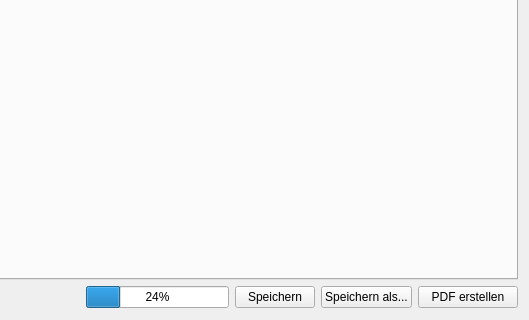
First picture: the form in designer/CharakterMain.ui, repository Aeolitus/Sephrasto, before the edit; both pictures show x 600 to 1129 and y 583 to 903 of the 1129 by 903 pixel window.
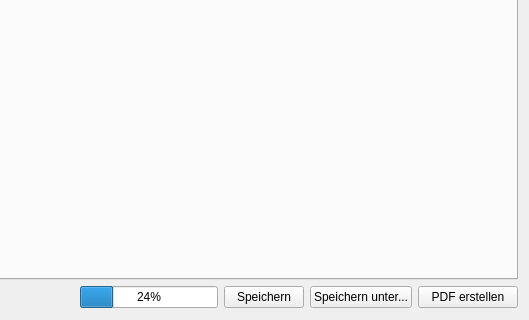
Second picture: the form after the edit.

Commit message: Fix wrong translation "Speichern als" -> "Speichern unter"

```diff
--- a/designer/CharakterMain.ui
+++ b/designer/CharakterMain.ui
@@ -246,7 +246,7 @@
         </size>
        </property>
        <property name="text">
-        <string>Speichern als...</string>
+        <string>Speichern unter...</string>
        </property>
       </widget>
      </item>
```
The commit also changes 3 other files.
